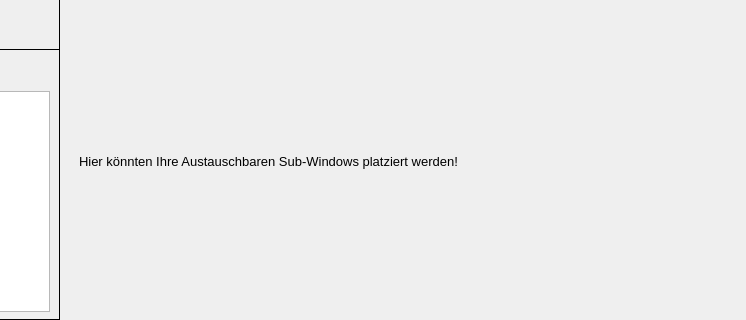
This is lizardanalysis/GUI/DLC_Output_Kinematic_Analysis.ui in JojoReikun/DOKA as Qt 5 draws it before an edit; both pictures show x 471 to 1217 and y 209 to 529 of the 1400 by 800 pixel window. The edited form follows.
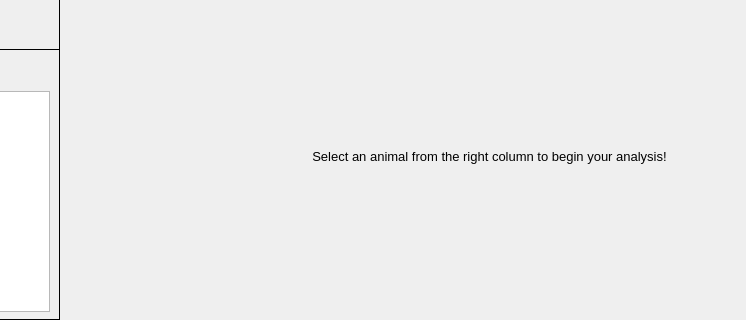
This is the edited form.

Commit message: images of animals are now loaded when selected on the right to replace the placeholder in the centre

```diff
--- a/lizardanalysis/GUI/DLC_Output_Kinematic_Analysis.ui
+++ b/lizardanalysis/GUI/DLC_Output_Kinematic_Analysis.ui
@@ -750,10 +750,10 @@
     <widget class="QLabel" name="Info_text_label_3">
      <property name="geometry">
       <rect>
-       <x>20</x>
+       <x>10</x>
        <y>10</y>
-       <width>821</width>
-       <height>421</height>
+       <width>841</width>
+       <height>411</height>
       </rect>
      </property>
      <property name="font">
@@ -761,8 +761,14 @@
        <pointsize>10</pointsize>
       </font>
      </property>
+     <property name="layoutDirection">
+      <enum>Qt::LeftToRight</enum>
+     </property>
      <property name="text">
-      <string>Hier könnten Ihre Austauschbaren Sub-Windows platziert werden!</string>
+      <string>Select an animal from the right column to begin your analysis!</string>
+     </property>
+     <property name="alignment">
+      <set>Qt::AlignCenter</set>
      </property>
     </widget>
    </widget>
```
Left out of the diff: 2 changed lines with no effect on the pictures. The commit also changes 7 other files.
